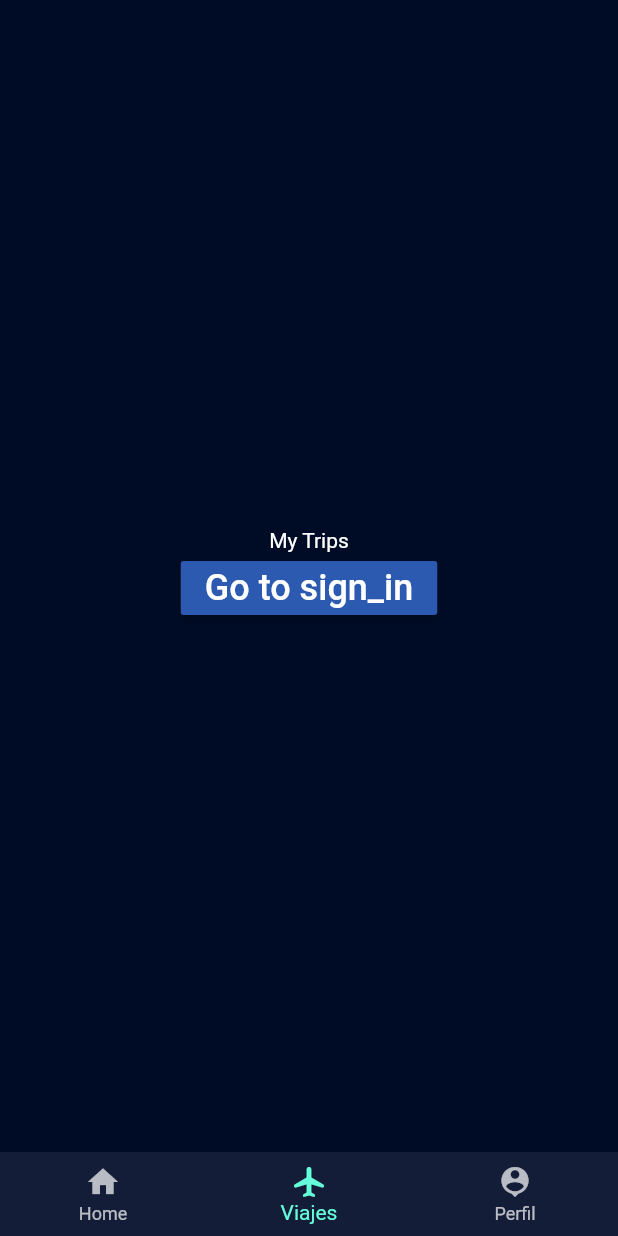
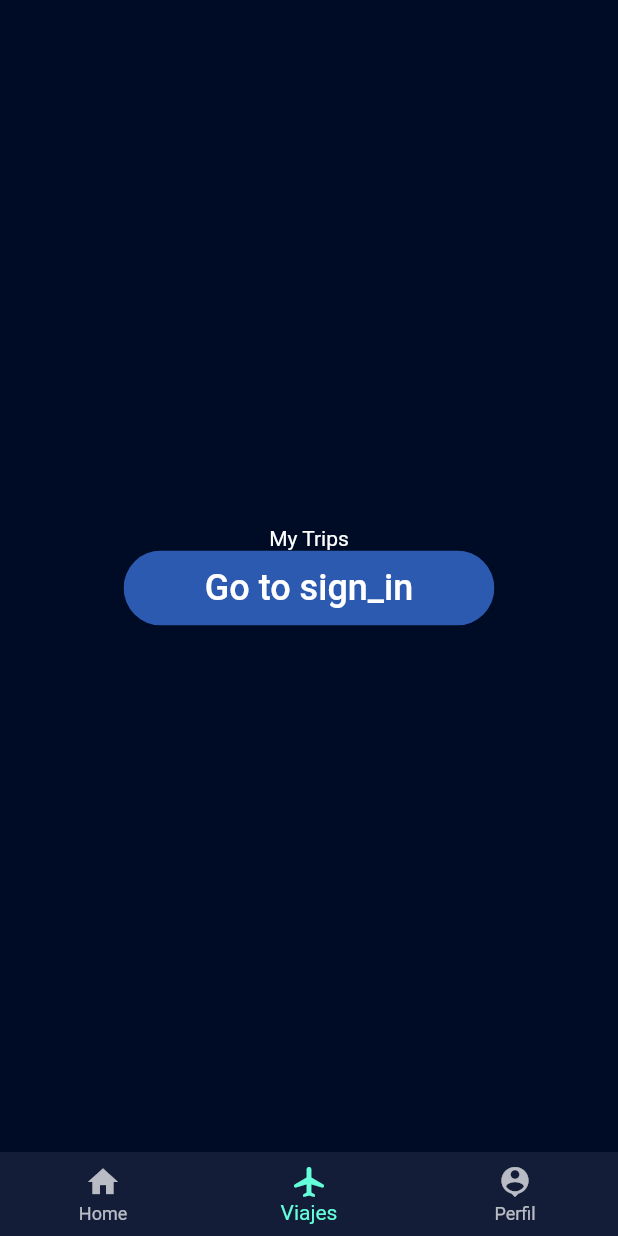
Before and after one commit to StarFieldMx/starlight-travels, a Flutter app: the screen it shows after launch, item 2 of the bottom bar chosen, on a phone screen of 412 x 824 dp. Run offline on Flutter 3.47's test engine with Material 2 defaults, Android fonts, the phone set to English and light mode, and no system bars; our stand-ins replace after_layout, auto_route, firebase_auth, firebase_core, flutter_dotenv, flutter_secure_storage and 4 more; missing offline and left inert: flutter_secure_storage_web; accounts and stored records are empty.

Commit message:
fix sign in view

```diff
--- a/lib/views/sign_in/layout_sign_in.dart
+++ b/lib/views/sign_in/layout_sign_in.dart
@@ -12,7 +12,7 @@ class LayoutSignIn extends StatelessWidget {
     final size = MediaQuery.of(context).size;
     final authServices = Provider.of<AuthServices>(context);
     final userState = Provider.of<UserState>(context);
-    return Stack(children: [
+    return Stack(alignment: Alignment.center, children: [
       Positioned(
         top: 30,
         left: size.width * 0.5 - 60,
@@ -26,13 +26,13 @@ class LayoutSignIn extends StatelessWidget {
         ),
       ),
       Positioned(
-        top: 120,
+        top: 150,
         child: ChangeNotifierProvider(
           create: (_) => SignInProvider(
               authServices: authServices,
               userState: userState,
               context: context),
-          child: CardSignIn(size: size),
+          child: Center(child: CardSignIn(size: size)),
         ),
       ),
     ]);
--- a/lib/views/sign_in/widgets/card_sign_in.dart
+++ b/lib/views/sign_in/widgets/card_sign_in.dart
@@ -12,14 +12,13 @@ class CardSignIn extends StatelessWidget {
   @override
   Widget build(BuildContext context) {
     return Column(
-      mainAxisAlignment: MainAxisAlignment.center,
       children: [
         Container(
           // decoration: BoxDecoration(
           //     color: Colors.white, borderRadius: BorderRadius.circular(15)),
           constraints: BoxConstraints(
             maxHeight: size.height * 0.4,
-            maxWidth: size.width * 0.9,
+            maxWidth: size.width * 0.8,
           ),
           margin: const EdgeInsets.symmetric(horizontal: 12),
           child: const FormSignIn(),
--- a/lib/views/sign_up/layout_sign_up.dart
+++ b/lib/views/sign_up/layout_sign_up.dart
@@ -9,7 +9,9 @@ class LayoutSignUp extends StatelessWidget {
     final size = MediaQuery.of(context).size;
     // final inputDecoration = StarlightInputStyles(size: size);
 
-    return Stack(children: [
+    return Stack(
+      alignment: Alignment.center,
+      children: [
       Positioned(
         top: 30,
         left: size.width * 0.5 - 60,
--- a/lib/widgets/buttons/primary_button.dart
+++ b/lib/widgets/buttons/primary_button.dart
@@ -14,13 +14,17 @@ class PrimaryButton extends StatelessWidget {
   final bool isLoading;
   @override
   Widget build(BuildContext context) {
-    return MaterialButton(
-      colorBrightness: Brightness.light,
-      onPressed: !isLoading ? onTap : null,
-      color: StarLightColors.lightBlue,
-      minWidth: 150,
-      child: Text(labelText, style: StarLightTextStyles.primaryButton),
-      // minHeight: 200,
+    final width = MediaQuery.of(context).size.width;
+    return ClipRRect(
+      borderRadius: BorderRadius.circular(25),
+      child: MaterialButton(
+        onPressed: !isLoading ? onTap : null,
+        color: StarLightColors.lightBlue,
+        minWidth: width * 0.6,
+        height: 50,
+        child: Text(labelText, style: StarLightTextStyles.primaryButton),
+        // minHeight: 200,
+      ),
     );
   }
 }
--- a/lib/widgets/form_structure.dart
+++ b/lib/widgets/form_structure.dart
@@ -12,6 +12,7 @@ class FormStructure extends StatelessWidget {
         key: formKey,
         child: Column(
           mainAxisAlignment: MainAxisAlignment.center,
+          crossAxisAlignment: CrossAxisAlignment.center,
           children: _formatterList(childrens),
         ));
   }
@@ -34,7 +35,7 @@ List<Widget> _formatterList(List<Widget> childrens) {
 
 Widget _adaptativeField(Widget field) {
   return Flexible(
-    flex: 9,
+    flex: 4,
     child: Padding(
       padding: const EdgeInsets.symmetric(horizontal: 12, vertical: 5),
       child: field,
```
